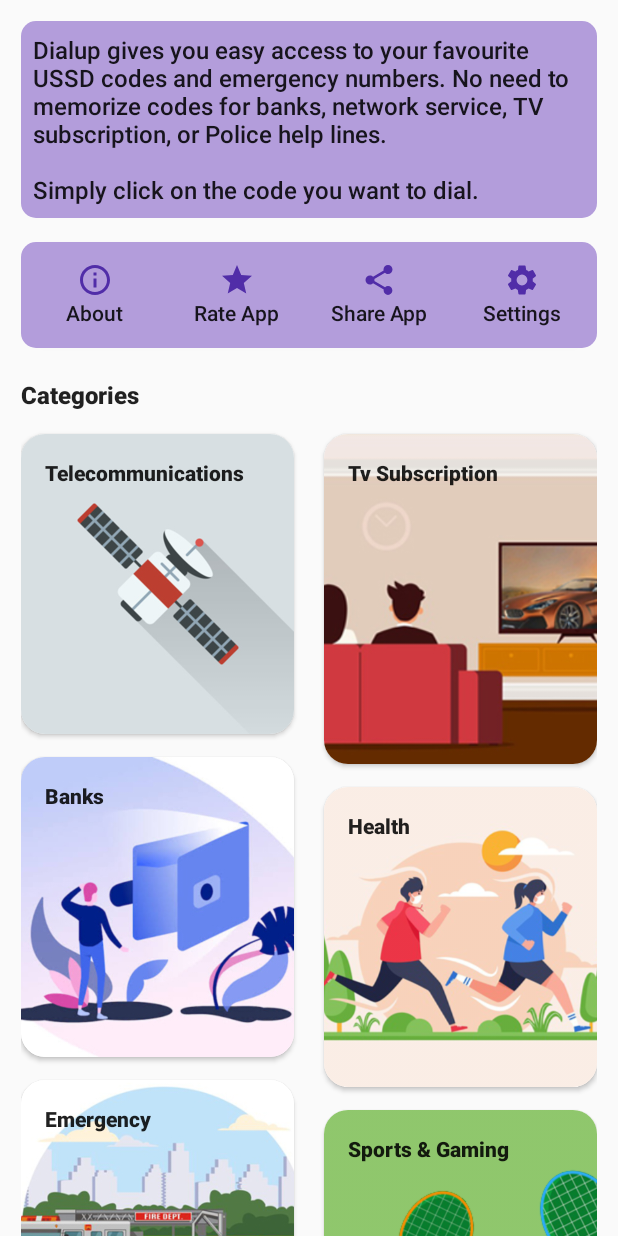
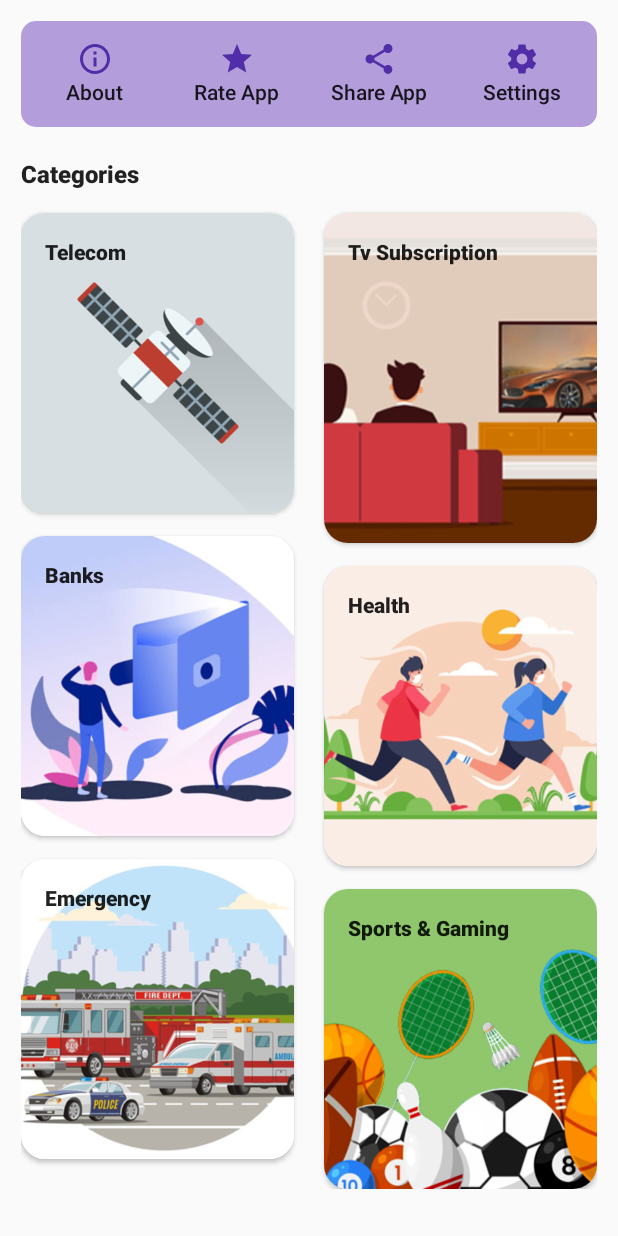
Before and after one commit to megamendhie/Dialup, an Android app: the layout fragment_home.xml on its own in the app's theme, with its tools: preview values and no code run, on a phone screen of 412 x 824 dp. Run offline under Robolectric (Android 15) with nearby library versions, the phone set to English and light mode, and no system bars.

Commit message:
bug fixes

```diff
--- a/app/build.gradle
+++ b/app/build.gradle
@@ -7,8 +7,8 @@ android {
         applicationId "com.solojet.dialup"
         minSdkVersion 16
         targetSdkVersion 29
-        versionCode 2
-        versionName "1.1.2"
+        versionCode 3
+        versionName "1.1.3"
         testInstrumentationRunner "androidx.test.runner.AndroidJUnitRunner"
         multiDexEnabled true
     }
--- a/app/src/main/java/com/solojet/dialup/CodeActivity.java
+++ b/app/src/main/java/com/solojet/dialup/CodeActivity.java
@@ -36,6 +36,7 @@ import roomdb.DbViewModel;
 
 import static models.Commons.BRANDTAG;
 import static models.Commons.CLICKS;
+import static models.Commons.CODES;
 import static models.Commons.INFO;
 import static models.Commons.LOGO;
 import static models.Commons.PRIORITY;
@@ -237,7 +238,6 @@ public class CodeActivity extends AppCompatActivity {
                         Log.i("CodeAct", "apply: code doesn't exist");
                         return null;
                     }
-
                     long count = snapshot.contains(CLICKS)? snapshot.getLong(CLICKS): 0;
                     transaction.update(codeRef, CLICKS, count + 1);
                     return null;
--- a/app/src/main/res/layout-hdpi/fragment_home.xml
+++ b/app/src/main/res/layout-hdpi/fragment_home.xml
@@ -10,33 +10,13 @@
         android:padding="14dp">
 
         <androidx.cardview.widget.CardView
-            android:id="@+id/crdInfo"
+            android:id="@+id/crdSettings"
             android:layout_width="match_parent"
             android:layout_height="wrap_content"
             app:cardCornerRadius="10dp"
             app:layout_constraintLeft_toLeftOf="parent"
             app:layout_constraintRight_toRightOf="parent"
             app:layout_constraintTop_toTopOf="parent">
-
-            <TextView
-                android:layout_width="match_parent"
-                android:layout_height="wrap_content"
-                android:background="@color/colorAccent"
-                android:padding="8dp"
-                android:text="@string/text_info"
-                android:textAppearance="@style/TextAppearance.AppCompat.Body2"
-                android:textSize="16sp" />
-        </androidx.cardview.widget.CardView>
-
-        <androidx.cardview.widget.CardView
-            android:id="@+id/crdSettings"
-            android:layout_width="match_parent"
-            android:layout_height="wrap_content"
-            android:layout_marginTop="16dp"
-            app:cardCornerRadius="10dp"
-            app:layout_constraintLeft_toLeftOf="parent"
-            app:layout_constraintRight_toRightOf="parent"
-            app:layout_constraintTop_toBottomOf="@id/crdInfo">
 
             <LinearLayout
                 android:layout_width="match_parent"
--- a/app/src/main/res/layout-ldpi/fragment_home.xml
+++ b/app/src/main/res/layout-ldpi/fragment_home.xml
@@ -10,33 +10,13 @@
         android:padding="12dp">
 
         <androidx.cardview.widget.CardView
-            android:id="@+id/crdInfo"
+            android:id="@+id/crdSettings"
             android:layout_width="match_parent"
             android:layout_height="wrap_content"
             app:cardCornerRadius="10dp"
             app:layout_constraintLeft_toLeftOf="parent"
             app:layout_constraintRight_toRightOf="parent"
             app:layout_constraintTop_toTopOf="parent">
-
-            <TextView
-                android:layout_width="match_parent"
-                android:layout_height="wrap_content"
-                android:background="@color/colorAccent"
-                android:padding="8dp"
-                android:text="@string/text_info"
-                android:textAppearance="@style/TextAppearance.AppCompat.Body2"
-                android:textSize="16sp" />
-        </androidx.cardview.widget.CardView>
-
-        <androidx.cardview.widget.CardView
-            android:id="@+id/crdSettings"
-            android:layout_width="match_parent"
-            android:layout_height="wrap_content"
-            android:layout_marginTop="14dp"
-            app:cardCornerRadius="10dp"
-            app:layout_constraintLeft_toLeftOf="parent"
-            app:layout_constraintRight_toRightOf="parent"
-            app:layout_constraintTop_toBottomOf="@id/crdInfo">
 
             <LinearLayout
                 android:layout_width="match_parent"
@@ -184,7 +164,7 @@
                     android:layout_width="wrap_content"
                     android:layout_height="wrap_content"
                     android:layout_margin="16dp"
-                    android:text="Telecommunications"
+                    android:text="Telecom"
                     android:textAppearance="@style/TextAppearance.AppCompat.Body2"
                     android:textStyle="bold" />
 
--- a/app/src/main/res/layout-mdpi/fragment_home.xml
+++ b/app/src/main/res/layout-mdpi/fragment_home.xml
@@ -9,34 +9,14 @@
         android:layout_height="match_parent"
         android:padding="14dp">
 
-        <androidx.cardview.widget.CardView
-            android:id="@+id/crdInfo"
+       <androidx.cardview.widget.CardView
+            android:id="@+id/crdSettings"
             android:layout_width="match_parent"
             android:layout_height="wrap_content"
             app:cardCornerRadius="10dp"
             app:layout_constraintLeft_toLeftOf="parent"
             app:layout_constraintRight_toRightOf="parent"
             app:layout_constraintTop_toTopOf="parent">
-
-            <TextView
-                android:layout_width="match_parent"
-                android:layout_height="wrap_content"
-                android:background="@color/colorAccent"
-                android:padding="8dp"
-                android:text="@string/text_info"
-                android:textAppearance="@style/TextAppearance.AppCompat.Body2"
-                android:textSize="16sp" />
-        </androidx.cardview.widget.CardView>
-
-        <androidx.cardview.widget.CardView
-            android:id="@+id/crdSettings"
-            android:layout_width="match_parent"
-            android:layout_height="wrap_content"
-            android:layout_marginTop="16dp"
-            app:cardCornerRadius="10dp"
-            app:layout_constraintLeft_toLeftOf="parent"
-            app:layout_constraintRight_toRightOf="parent"
-            app:layout_constraintTop_toBottomOf="@id/crdInfo">
 
             <LinearLayout
                 android:layout_width="match_parent"
@@ -184,8 +164,8 @@
                     android:layout_width="wrap_content"
                     android:layout_height="wrap_content"
                     android:layout_margin="16dp"
-                    android:text="Telecommunications"
-                    android:textAppearance="@style/TextAppearance.AppCompat.Body2"
+                    android:text="Telecom"
+                    android:textAppearance="@style/TextAppearance.AppCompat.Body1"
                     android:textStyle="bold" />
 
             </FrameLayout>
@@ -220,7 +200,7 @@
                     android:layout_height="wrap_content"
                     android:layout_margin="16dp"
                     android:text="Banks"
-                    android:textAppearance="@style/TextAppearance.AppCompat.Body2"
+                    android:textAppearance="@style/TextAppearance.AppCompat.Body1"
                     android:textStyle="bold" />
             </FrameLayout>
         </androidx.cardview.widget.CardView>
@@ -254,7 +234,7 @@
                     android:text="Emergency"
                     android:layout_margin="16dp"
                     android:textStyle="bold"
-                    android:textAppearance="@style/TextAppearance.AppCompat.Body2"/>
+                    android:textAppearance="@style/TextAppearance.AppCompat.Body1"/>
             </FrameLayout>
 
         </androidx.cardview.widget.CardView>
@@ -287,7 +267,7 @@
                     android:text="Tv Subscription"
                     android:layout_margin="16dp"
                     android:textStyle="bold"
-                    android:textAppearance="@style/TextAppearance.AppCompat.Body2"/>
+                    android:textAppearance="@style/TextAppearance.AppCompat.Body1"/>
             </FrameLayout>
         </androidx.cardview.widget.CardView>
 
@@ -318,7 +298,7 @@
                     android:text="Health"
                     android:layout_margin="16dp"
                     android:textStyle="bold"
-                    android:textAppearance="@style/TextAppearance.AppCompat.Body2"/>
+                    android:textAppearance="@style/TextAppearance.AppCompat.Body1"/>
             </FrameLayout>
 
         </androidx.cardview.widget.CardView>
@@ -351,7 +331,7 @@
                     android:text="Sports &amp; Gaming"
                     android:layout_margin="16dp"
                     android:textStyle="bold"
-                    android:textAppearance="@style/TextAppearance.AppCompat.Body2"/>
+                    android:textAppearance="@style/TextAppearance.AppCompat.Body1"/>
             </FrameLayout>
 
         </androidx.cardview.widget.CardView>
--- a/app/src/main/res/layout-xhdpi/fragment_home.xml
+++ b/app/src/main/res/layout-xhdpi/fragment_home.xml
@@ -9,34 +9,14 @@
         android:layout_height="match_parent"
         android:padding="14dp">
 
-        <androidx.cardview.widget.CardView
-            android:id="@+id/crdInfo"
+       <androidx.cardview.widget.CardView
+            android:id="@+id/crdSettings"
             android:layout_width="match_parent"
             android:layout_height="wrap_content"
             app:cardCornerRadius="10dp"
             app:layout_constraintLeft_toLeftOf="parent"
             app:layout_constraintRight_toRightOf="parent"
             app:layout_constraintTop_toTopOf="parent">
-
-            <TextView
-                android:layout_width="match_parent"
-                android:layout_height="wrap_content"
-                android:background="@color/colorAccent"
-                android:padding="8dp"
-                android:text="@string/text_info"
-                android:textAppearance="@style/TextAppearance.AppCompat.Body2"
-                android:textSize="16sp" />
-        </androidx.cardview.widget.CardView>
-
-        <androidx.cardview.widget.CardView
-            android:id="@+id/crdSettings"
-            android:layout_width="match_parent"
-            android:layout_height="wrap_content"
-            android:layout_marginTop="16dp"
-            app:cardCornerRadius="10dp"
-            app:layout_constraintLeft_toLeftOf="parent"
-            app:layout_constraintRight_toRightOf="parent"
-            app:layout_constraintTop_toBottomOf="@id/crdInfo">
 
             <LinearLayout
                 android:layout_width="match_parent"
--- a/app/src/main/res/layout/fragment_home.xml
+++ b/app/src/main/res/layout/fragment_home.xml
@@ -10,33 +10,13 @@
         android:padding="14dp">
 
         <androidx.cardview.widget.CardView
-            android:id="@+id/crdInfo"
+            android:id="@+id/crdSettings"
             android:layout_width="match_parent"
             android:layout_height="wrap_content"
             app:cardCornerRadius="10dp"
             app:layout_constraintLeft_toLeftOf="parent"
             app:layout_constraintRight_toRightOf="parent"
             app:layout_constraintTop_toTopOf="parent">
-
-            <TextView
-                android:layout_width="match_parent"
-                android:layout_height="wrap_content"
-                android:background="@color/colorAccent"
-                android:padding="8dp"
-                android:text="@string/text_info"
-                android:textAppearance="@style/TextAppearance.AppCompat.Body2"
-                android:textSize="16sp" />
-        </androidx.cardview.widget.CardView>
-
-        <androidx.cardview.widget.CardView
-            android:id="@+id/crdSettings"
-            android:layout_width="match_parent"
-            android:layout_height="wrap_content"
-            android:layout_marginTop="16dp"
-            app:cardCornerRadius="10dp"
-            app:layout_constraintLeft_toLeftOf="parent"
-            app:layout_constraintRight_toRightOf="parent"
-            app:layout_constraintTop_toBottomOf="@id/crdInfo">
 
             <LinearLayout
                 android:layout_width="match_parent"
@@ -184,7 +164,7 @@
                     android:layout_width="wrap_content"
                     android:layout_height="wrap_content"
                     android:layout_margin="16dp"
-                    android:text="Telecommunications"
+                    android:text="Telecom"
                     android:textAppearance="@style/TextAppearance.AppCompat.Body2"
                     android:textStyle="bold" />
 
--- a/app/src/main/res/values/strings.xml
+++ b/app/src/main/res/values/strings.xml
@@ -6,13 +6,12 @@
     <string name="txt_new_version_des">You have an older version of the app.\nKindly update to get the latest version for best experience.</string>
     <string name="txt_later">LATER</string>
     <string name="txt_update">UPDATE</string>
-    <string name="text_info">Dialup gives you easy access to your favourite USSD codes and emergency numbers. No need to memorize codes for banks, network service, TV subscription, or Police help lines.\n\nSimply click on the code you want to dial.</string>
-    <string name="text_info_full">Dialup gives you easy access to your favourite USSD codes and emergency numbers.
-        \n\nThe app contains the short codes for banks, network service, TV subscription, health services, etc. Also, the app has emergency phone numbers you can quickly dial whenever the need arises. This includes Police Help lines, Rape Complaint Numbers, Quick Response Squad, etc.</string>
+    <string name="text_info_full">Dialup app has all the USSD codes and emergency numbers you need.
+        \n\nThe app contains the USSD codes for banks, telecoms, TV subscription, health services, etc. It also contains emergency and quick response numbers for important agencies like the Police, Rape Complaint Centre, Quick Response Squad, Fire Service, etc.</string>
     <string name="txt_brand_logo">Brand logo</string>
-    <string name="txt_dev">Developed with ❤️ by Mendhie Emmanuel
-        \n\nCodes curated by Mendhie Emmanuel and Nwugo Jaachimma</string>
+    <string name="txt_dev">Developed with ❤️ by <a href="https://twitter.com/Megamendhie">Mendhie Emmanuel</a>
+        \n\nCodes curated by <a href="https://twitter.com/Megamendhie">Mendhie Emmanuel</a> and <a href="https://web.facebook.com/nwugo.jasmine">Nwugo Jaachimma</a></string>
     <string name="txt_mail"><u>swiftqube@gmail.com</u></string>
-    <string name="txt_credit">Logo designed by Nsikak Owo
+    <string name="txt_credit">Logo designed by <a href="https://twitter.com/Ns_OwO">Nsikak Owo</a>
         \n\nRoyalty-free illustrations from <a href="https://dribbble.com/shots/5345128-Free-Illustration-Open-Account-Digital-Banking-Illustration">Pablo</a>, <a href="https://www.freepik.com/free-vector/illustration-satellite_2632421.htm#">Rawpixel</a>, and <a href="https://dribbble.com/shots/12189542-Futuristic-soldier">Thierry</a></string>
 </resources>
```
Also changed, not shown: gradle.properties (deleted, +0 -19 lines), gradle/wrapper/gradle-wrapper.properties (deleted), 2 other files.
